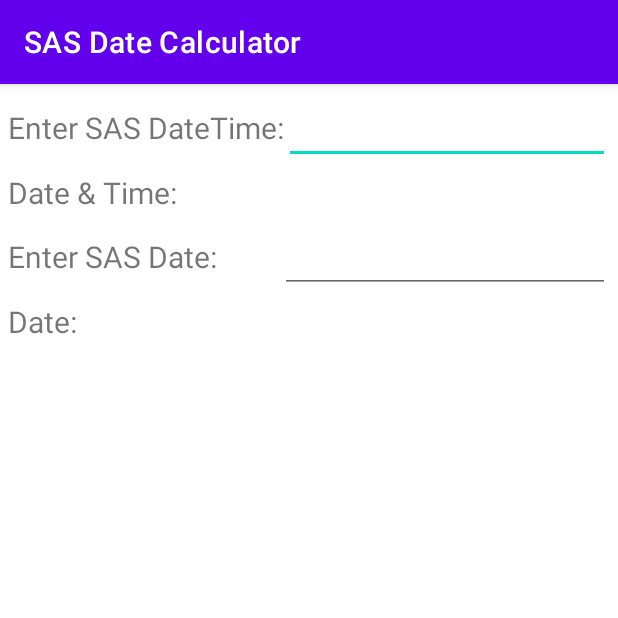
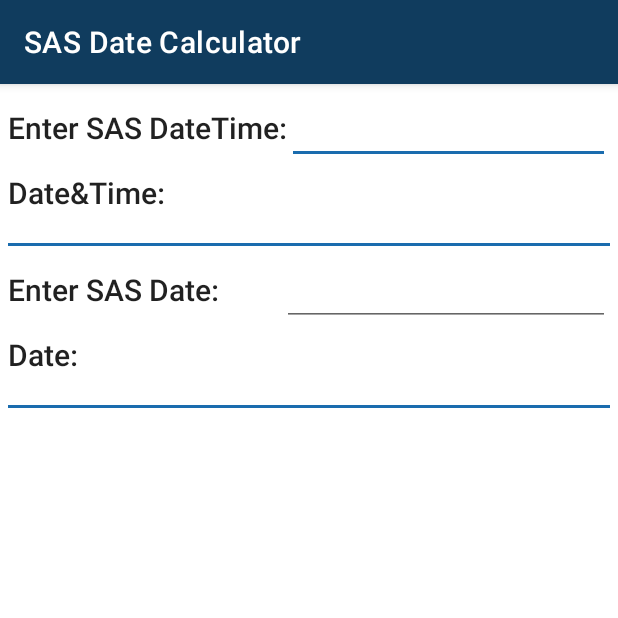
Before and after one commit to Virtblch/CalcDateSAS, an Android app: the SAStoTime screen opened directly, with no data from a screen before it, on a phone screen of 412 x 824 dp, the top half of it. Run offline under Robolectric (Android 15) with nearby library versions, the phone set to English and light mode, and no system bars.

Commit message:
Change style

```diff
--- a/app/build.gradle
+++ b/app/build.gradle
@@ -10,8 +10,8 @@ android {
         applicationId "com.example.calcdatesas"
         minSdk 26
         targetSdk 31
-        versionCode 5
-        versionName "1.4"
+        versionCode 7
+        versionName "1.6"
 
         testInstrumentationRunner "androidx.test.runner.AndroidJUnitRunner"
     }
--- a/app/src/main/AndroidManifest.xml
+++ b/app/src/main/AndroidManifest.xml
@@ -13,13 +13,7 @@
             android:name=".TimeToSAS"
             android:exported="false" />
         <activity
-            android:name=".DateToSAS"
-            android:exported="false" />
-        <activity
             android:name=".SAStoTime"
-            android:exported="false" />
-        <activity
-            android:name=".SAStoDate"
             android:exported="false" />
         <activity
             android:name=".MainActivity"
--- a/app/src/main/java/com/example/calcdatesas/TimeToSAS.kt
+++ b/app/src/main/java/com/example/calcdatesas/TimeToSAS.kt
@@ -12,6 +12,9 @@ import java.util.*
 import java.util.concurrent.TimeUnit
 import android.widget.AdapterView
 import android.view.View
+
+
+
 
 
 class TimeToSAS : AppCompatActivity() {
@@ -54,6 +57,7 @@ class TimeToSAS : AppCompatActivity() {
                 parent: AdapterView<*>?,
                 itemSelected: View?, selectedItemPosition: Int, selectedId: Long
             ) {
+                (sphh.getSelectedView() as TextView).setTextSize(20F)
                 hh = selectedItemPosition.toString().toLong()
                 tv1.text=(sasDT + TimeUnit.HOURS.toSeconds(hh) + TimeUnit.MINUTES.toSeconds(mm) + ss).toString()
             }
@@ -66,6 +70,7 @@ class TimeToSAS : AppCompatActivity() {
                 parent: AdapterView<*>?,
                 itemSelected: View?, selectedItemPosition: Int, selectedId: Long
             ) {
+                (spmm.getSelectedView() as TextView).setTextSize(20F)
                 mm = selectedItemPosition.toString().toLong()
                 tv1.text=(sasDT + TimeUnit.HOURS.toSeconds(hh) + TimeUnit.MINUTES.toSeconds(mm) + ss).toString()
             }
@@ -78,6 +83,7 @@ class TimeToSAS : AppCompatActivity() {
                 parent: AdapterView<*>?,
                 itemSelected: View?, selectedItemPosition: Int, selectedId: Long
             ) {
+                (spss.getSelectedView() as TextView).setTextSize(20F)
                 ss = selectedItemPosition.toString().toLong()
                 tv1.text=(sasDT + TimeUnit.HOURS.toSeconds(hh) + TimeUnit.MINUTES.toSeconds(mm) + ss).toString()
             }
--- a/app/src/main/res/layout/activity_sasto_time.xml
+++ b/app/src/main/res/layout/activity_sasto_time.xml
@@ -20,14 +20,15 @@
             android:layout_height="wrap_content"
             android:textSize="20sp"
             android:text="@string/date_time"
+            android:textAppearance="@style/TextAppearance.AppCompat.Body2"
             />
 
         <TextView
             android:id="@+id/tv1"
             android:layout_width="match_parent"
             android:layout_height="wrap_content"
-            android:textSize="20sp"
-            />
+            android:textAppearance="@style/TextAppearance.AppCompat.Body1"
+            android:textSize="20sp" />
 
     </LinearLayout>
 
@@ -44,10 +45,10 @@
         <TextView
             android:layout_width="wrap_content"
             android:layout_height="wrap_content"
-            android:textSize="20sp"
             android:text="Enter SAS DateTime:"
+            android:textAppearance="@style/TextAppearance.AppCompat.Body2"
 
-            />
+            android:textSize="20sp" />
 
         <EditText
             android:id="@+id/edt1"
@@ -75,6 +76,7 @@
             android:layout_height="wrap_content"
             android:textSize="20sp"
             android:text="Date: "
+            android:textAppearance="@style/TextAppearance.AppCompat.Body2"
             />
 
         <TextView
@@ -82,11 +84,28 @@
             android:layout_width="match_parent"
             android:layout_height="wrap_content"
             android:textSize="20sp"
+            android:textAppearance="@style/TextAppearance.AppCompat.Body1"
             />
 
     </LinearLayout>
 
+<androidx.appcompat.widget.LinearLayoutCompat
+    android:id="@+id/sep"
+    android:layout_width="match_parent"
+    android:layout_height="wrap_content"
+    android:layout_marginTop="20dp"
+    android:layout_marginStart="5dp"
+    android:layout_marginEnd="5dp"
+    app:layout_constraintTop_toBottomOf="@+id/llCalcDT">
 
+    <View android:id="@+id/separator"
+        android:background="#1A6CAE"
+        android:layout_width = "fill_parent"
+        android:layout_height="2dp"
+        android:layout_centerVertical ="true"
+        android:layout_alignParentTop="true"/>
+
+</androidx.appcompat.widget.LinearLayoutCompat>
 
     <LinearLayout
         android:id="@+id/llEnterD"
@@ -94,14 +113,14 @@
         android:layout_height="wrap_content"
         android:layout_margin="5dp"
         android:orientation="horizontal"
-        app:layout_constraintTop_toBottomOf="@+id/llCalcDT">
+        app:layout_constraintTop_toBottomOf="@+id/sep">
 
         <TextView
             android:layout_width="wrap_content"
             android:layout_height="wrap_content"
             android:textSize="20sp"
             android:text="Enter SAS Date:         "
-
+            android:textAppearance="@style/TextAppearance.AppCompat.Body2"
             />
 
         <EditText
@@ -116,4 +135,22 @@
 
     </LinearLayout>
 
+    <androidx.appcompat.widget.LinearLayoutCompat
+        android:id="@+id/sep2"
+        android:layout_width="match_parent"
+        android:layout_height="wrap_content"
+        android:layout_marginTop="20dp"
+        android:layout_marginStart="5dp"
+        android:layout_marginEnd="5dp"
+        app:layout_constraintTop_toBottomOf="@+id/llCalcD">
+
+        <View android:id="@+id/separator2"
+            android:background="#1A6CAE"
+            android:layout_width = "fill_parent"
+            android:layout_height="2dp"
+            android:layout_centerVertical ="true"
+            android:layout_alignParentTop="true"/>
+
+    </androidx.appcompat.widget.LinearLayoutCompat>
+
 </androidx.constraintlayout.widget.ConstraintLayout>
--- a/app/src/main/res/values-night/themes.xml
+++ b/app/src/main/res/values-night/themes.xml
@@ -2,12 +2,12 @@
     <!-- Base application theme. -->
     <style name="Theme.CalcDateSAS" parent="Theme.MaterialComponents.DayNight.DarkActionBar">
         <!-- Primary brand color. -->
-        <item name="colorPrimary">@color/purple_200</item>
-        <item name="colorPrimaryVariant">@color/purple_700</item>
+        <item name="colorPrimary">#103C5E</item>
+        <item name="colorPrimaryVariant">@color/black</item>
         <item name="colorOnPrimary">@color/black</item>
         <!-- Secondary brand color. -->
-        <item name="colorSecondary">@color/teal_200</item>
-        <item name="colorSecondaryVariant">@color/teal_200</item>
+        <item name="colorSecondary">#1A6CAE</item>
+        <item name="colorSecondaryVariant">#2196F3</item>
         <item name="colorOnSecondary">@color/black</item>
         <!-- Status bar color. -->
         <item name="android:statusBarColor" tools:targetApi="l">?attr/colorPrimaryVariant</item>
--- a/app/src/main/res/values/strings.xml
+++ b/app/src/main/res/values/strings.xml
@@ -1,6 +1,6 @@
 <resources>
     <string name="app_name">CalcDateSAS</string>
-    <string name="date_time"><![CDATA["Date & Time: "]]></string>
+    <string name="date_time"><![CDATA["Date&Time: "]]></string>
     <string-array name="strHH">
         <item>00h</item>
         <item>01h</item>
--- a/app/src/main/res/values/themes.xml
+++ b/app/src/main/res/values/themes.xml
@@ -2,15 +2,35 @@
     <!-- Base application theme. -->
     <style name="Theme.CalcDateSAS" parent="Theme.MaterialComponents.DayNight.DarkActionBar">
         <!-- Primary brand color. -->
-        <item name="colorPrimary">@color/purple_500</item>
-        <item name="colorPrimaryVariant">@color/purple_700</item>
+        <item name="colorPrimary">#103C5E</item>
+        <item name="colorPrimaryVariant">@color/black</item>
         <item name="colorOnPrimary">@color/white</item>
         <!-- Secondary brand color. -->
-        <item name="colorSecondary">@color/teal_200</item>
-        <item name="colorSecondaryVariant">@color/teal_700</item>
+        <item name="colorSecondary">#1A6CAE</item>
+        <item name="colorSecondaryVariant">#2196F3</item>
         <item name="colorOnSecondary">@color/black</item>
         <!-- Status bar color. -->
         <item name="android:statusBarColor" tools:targetApi="l">?attr/colorPrimaryVariant</item>
         <!-- Customize your theme here. -->
     </style>
+    <style name="mButtonStyle" parent="@style/Widget.MaterialComponents.Button">
+        <item name="android:layout_width">match_parent</item>
+        <item name="android:layout_height">70dp</item>
+        <item name="android:backgroundTint">#1A6CAE</item>
+        <item name="android:textColor">#FFFFFF</item>
+        <item name="android:textSize">20dp</item>
+        <item name="cornerRadius">0dp</item>
+        <item name="strokeColor">#959494</item>
+        <item name="strokeWidth">2dp</item>
+    </style>
+    <style name="mTextStyle" parent="@style/Widget.MaterialComponents.Button">
+        <item name="android:layout_width">match_parent</item>
+        <item name="android:layout_height">70dp</item>
+        <item name="android:backgroundTint">#1A6CAE</item>
+        <item name="android:textColor">#FFFFFF</item>
+        <item name="android:textSize">20dp</item>
+        <item name="cornerRadius">0dp</item>
+        <item name="strokeColor">#959494</item>
+        <item name="strokeWidth">2dp</item>
+    </style>
 </resources>
```
Also changed, not shown: app/src/main/java/com/example/calcdatesas/DateToSAS.kt (deleted, +0 -48 lines), app/src/main/java/com/example/calcdatesas/SAStoDate.kt (deleted, +0 -60 lines), app/src/main/res/layout/activity_date_to_sas.xml (deleted, +0 -39 lines), app/src/main/res/layout/activity_main.xml (+6 -10 lines), app/src/main/res/layout/activity_sasto_date.xml (deleted, +0 -63 lines), app/src/main/res/layout/activity_time_to_sas.xml (+13 -12 lines), 2 other files.
